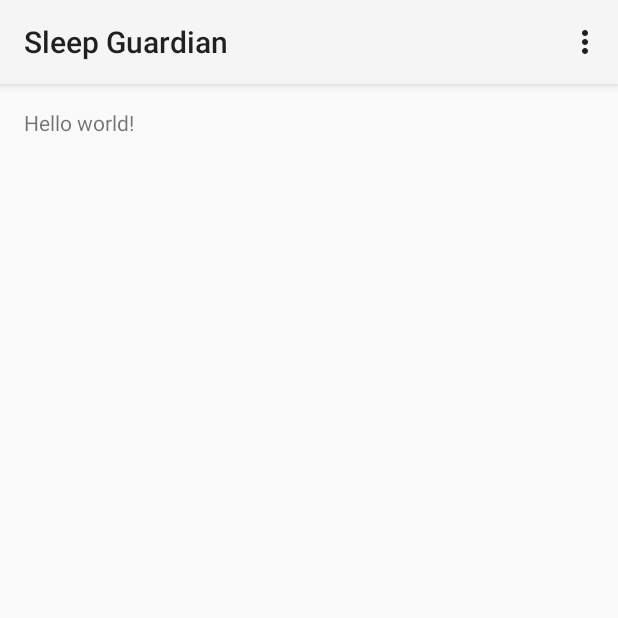
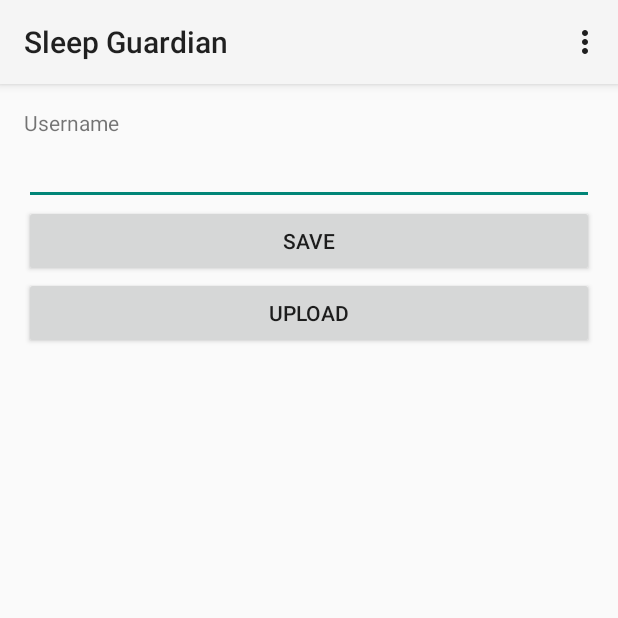
Before and after one commit to lucky-bai/HTN2015, an Android app: the screen it shows after launch (MainActivity), on a phone screen of 412 x 824 dp, the top half of it. Run offline under Robolectric (Android 15) with nearby library versions, the phone set to English and light mode, and no system bars; our stand-ins replace Volley.

Commit message:
Android app can upload data

```diff
--- a/SleepGuardian/app/build.gradle
+++ b/SleepGuardian/app/build.gradle
@@ -20,5 +20,6 @@ android {
 }
 
 dependencies {
+    compile 'com.mcxiaoke.volley:library:1.0.19'
     compile fileTree(dir: 'libs', include: ['*.jar'])
 }
--- a/SleepGuardian/app/src/main/AndroidManifest.xml
+++ b/SleepGuardian/app/src/main/AndroidManifest.xml
@@ -2,6 +2,7 @@
 <manifest xmlns:android="http://schemas.android.com/apk/res/android"
     package="co.sleepguardian.sleepguardian" >
 
+    <uses-permission android:name="android.permission.INTERNET" />
     <uses-permission android:name="android.permission.PACKAGE_USAGE_STATS" />
     <application
         android:allowBackup="true"
--- a/SleepGuardian/app/src/main/java/co/sleepguardian/sleepguardian/MainActivity.java
+++ b/SleepGuardian/app/src/main/java/co/sleepguardian/sleepguardian/MainActivity.java
@@ -2,41 +2,136 @@ package co.sleepguardian.sleepguardian;
 
 import android.app.Activity;
 import android.content.Context;
+import android.content.SharedPreferences;
 import android.os.Bundle;
 import android.view.Menu;
 import android.view.MenuItem;
 import android.app.usage.UsageStatsManager;
 import android.app.usage.UsageEvents;
 import android.app.usage.UsageEvents.Event;
+import android.view.View;
+import android.widget.Button;
+import android.widget.TextView;
+import android.widget.Toast;
+
+import com.android.volley.Request;
+import com.android.volley.Response;
+import com.android.volley.VolleyError;
+import com.android.volley.toolbox.JsonObjectRequest;
+import com.android.volley.toolbox.Volley;
+
+import org.json.JSONArray;
+import org.json.JSONException;
+import org.json.JSONObject;
 
 import java.util.Calendar;
-import java.util.HashMap;
-import java.util.Map;
 
 public class MainActivity extends Activity {
+
+    public static final String PREFS_NAME = "SleepGuardianPrefs";
+    public static final String USERNAME_PREF_KEY = "username";
+    public static final String UPLOADED_UNTIL_KEY = "uploaded_until";
+
+    public static final String HOST = "http://www.sleepguardian.co";
+    public static final String USER = "user";
+    public static final String TIMESTAMPS = "timestamps";
 
     @Override
     protected void onCreate(Bundle savedInstanceState) {
         super.onCreate(savedInstanceState);
         setContentView(R.layout.activity_main);
+        final SharedPreferences settings = getSharedPreferences(PREFS_NAME, 0);
 
+        final TextView userNameTextView = (TextView) findViewById(R.id.username_edittext);
+        final Button saveUserNameButton = (Button) findViewById(R.id.save_username);
+        final Button uploadButton = (Button) findViewById(R.id.upload);
+
+        userNameTextView.setText(settings.getString(USERNAME_PREF_KEY, ""));
+
+        saveUserNameButton.setOnClickListener(new View.OnClickListener() {
+            public void onClick(View v) {
+                String username = userNameTextView.getText().toString();
+
+                SharedPreferences.Editor editor = settings.edit();
+                editor.putString(USERNAME_PREF_KEY, username);
+                editor.apply();
+                makeToast("Username " + username + " saved!");
+            }
+        });
+
+        uploadButton.setOnClickListener(new View.OnClickListener() {
+            SharedPreferences settings = getSharedPreferences(PREFS_NAME, 0);
+            String username = settings.getString(USERNAME_PREF_KEY, "");
+            public void onClick(View v) {
+                if (username.equals("")) {
+                    makeToast("You must enter a username before uploading!");
+                    return;
+                }
+
+                Calendar calendar = Calendar.getInstance();
+                long currentTimestamp = calendar.getTimeInMillis();
+                long uploadedUntil = settings.getLong(UPLOADED_UNTIL_KEY, 0);
+                JSONArray events = getArrayAsJson(uploadedUntil, currentTimestamp);
+                upload(username, events);
+
+                // Update uploadedUntil so next time we don't upload duplicate data
+                SharedPreferences.Editor editor = settings.edit();
+                editor.putLong(UPLOADED_UNTIL_KEY, currentTimestamp);
+                editor.apply();
+            }
+        });
+    }
+
+    public void makeToast(CharSequence text) {
+        Context context = getApplicationContext();
+        int duration = Toast.LENGTH_SHORT;
+
+        Toast toast = Toast.makeText(context, text, duration);
+        toast.show();
+    }
+
+    private JSONArray getArrayAsJson(long uploadedUntil, long currentTimestamp) {
         UsageStatsManager userStatsManager = (UsageStatsManager) MainActivity.this.getSystemService(Context.USAGE_STATS_SERVICE);
-        Calendar calendar = Calendar.getInstance();
-        long end = calendar.getTimeInMillis();
-        long start = end - 2592000000L;  // Data for previous month
-
-        UsageEvents usageEvents = userStatsManager.queryEvents(start, end);
-        Map<String, String> events = new HashMap<>();
+        UsageEvents usageEvents = userStatsManager.queryEvents(uploadedUntil, currentTimestamp);
+        JSONArray jsonEvents = new JSONArray();
         while (usageEvents.hasNextEvent()) {
             Event event = new Event();
             usageEvents.getNextEvent(event);
             int eventType = event.getEventType();
             long eventTimestamp = event.getTimeStamp() / 1000;
-            System.out.println(event.getClassName() + " " + eventTimestamp + " " + eventType);
-            events.put(event.getClassName(), String.valueOf(event.getEventType()));
+            JSONObject jsonEvent = new JSONObject();
+            try {
+                jsonEvent.put("source", "android");
+                jsonEvent.put("timestamp", eventTimestamp);
+                jsonEvent.put("subject", event.getClassName());
+                jsonEvent.put("event_type", eventType);
+            } catch (JSONException e) {
+                System.err.println("JSONException: " + e.getMessage());
+            }
+            jsonEvents.put(jsonEvent);
         }
-        System.out.println(events.size());
+        return jsonEvents;
     }
+
+    private void upload(String username, JSONArray events) {
+        String apiUrl = HOST + "/" + USER + "/" + username + "/" + TIMESTAMPS;
+        JsonObjectRequest jsObjRequest = new JsonObjectRequest
+                (Request.Method.POST, apiUrl, events.toString(), new Response.Listener<JSONObject>() {
+                    @Override
+                    public void onResponse(JSONObject response) {
+                        System.out.println(response.toString());
+                        makeToast("Uploaded successfully to server!");
+                    }
+                }, new Response.ErrorListener() {
+
+                    @Override
+                    public void onErrorResponse(VolleyError error) {
+                        System.out.println(error.getMessage());
+                    }
+                });
+        Volley.newRequestQueue(this).add(jsObjRequest);
+    }
+
 
     @Override
     public boolean onCreateOptionsMenu(Menu menu) {
--- a/SleepGuardian/app/src/main/res/layout/activity_main.xml
+++ b/SleepGuardian/app/src/main/res/layout/activity_main.xml
@@ -1,11 +1,30 @@
-<RelativeLayout xmlns:android="http://schemas.android.com/apk/res/android"
-    xmlns:tools="http://schemas.android.com/tools" android:layout_width="match_parent"
+<LinearLayout xmlns:android="http://schemas.android.com/apk/res/android"
+    xmlns:tools="http://schemas.android.com/tools" android:layout_width="fill_parent"
+    android:orientation="vertical"
     android:layout_height="match_parent" android:paddingLeft="@dimen/activity_horizontal_margin"
     android:paddingRight="@dimen/activity_horizontal_margin"
     android:paddingTop="@dimen/activity_vertical_margin"
     android:paddingBottom="@dimen/activity_vertical_margin" tools:context=".MainActivity">
 
-    <TextView android:text="@string/hello_world" android:layout_width="wrap_content"
+    <TextView android:text="@string/username_hint"
+        android:layout_width="fill_parent"
         android:layout_height="wrap_content" />
 
-</RelativeLayout>
+    <EditText
+        android:id="@+id/username_edittext"
+        android:layout_width="fill_parent"
+        android:layout_height="wrap_content" />
+
+    <Button
+        android:id="@+id/save_username"
+        android:layout_width="fill_parent"
+        android:layout_height="wrap_content"
+        android:text="@string/save"/>
+
+    <Button
+        android:id="@+id/upload"
+        android:layout_width="fill_parent"
+        android:layout_height="wrap_content"
+        android:text="@string/upload" />
+
+</LinearLayout>
--- a/SleepGuardian/app/src/main/res/values/strings.xml
+++ b/SleepGuardian/app/src/main/res/values/strings.xml
@@ -1,6 +1,8 @@
 <resources>
     <string name="app_name">Sleep Guardian</string>
 
-    <string name="hello_world">Hello world!</string>
+    <string name="username_hint">Username</string>
+    <string name="save">Save</string>
+    <string name="upload">Upload</string>
     <string name="action_settings">Settings</string>
 </resources>
```
Also changed, not shown: 1 other file.
